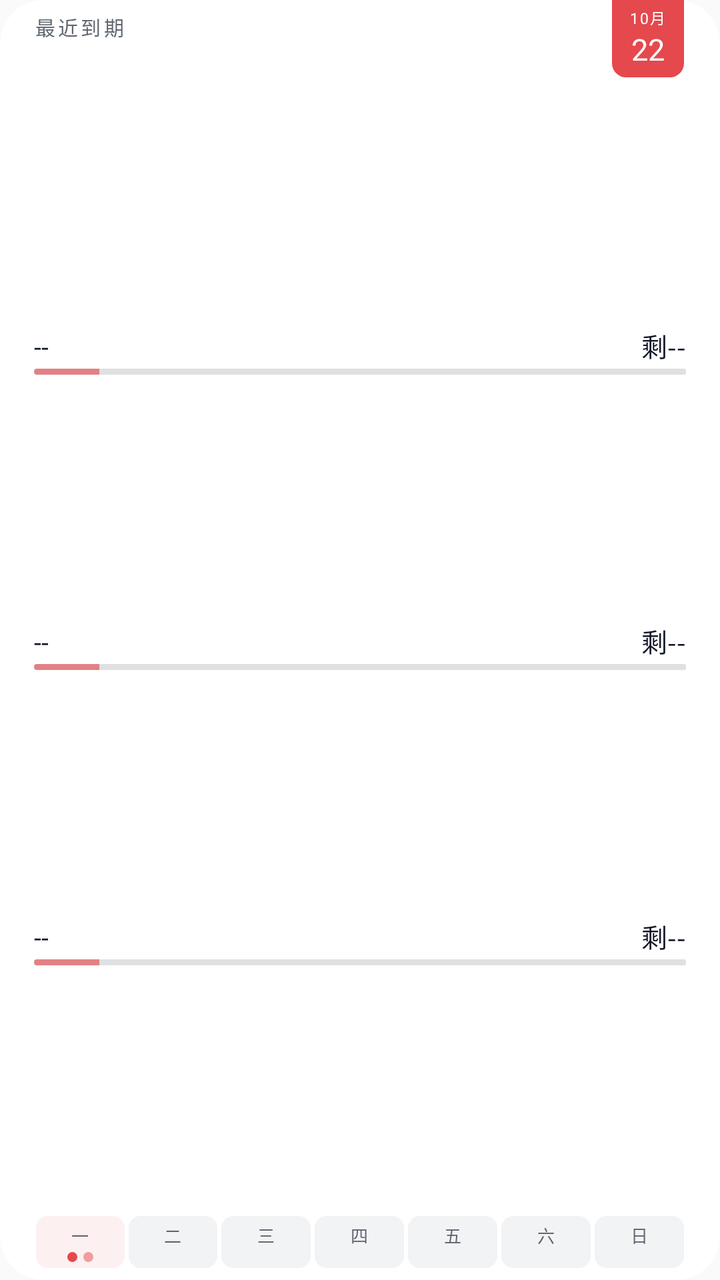
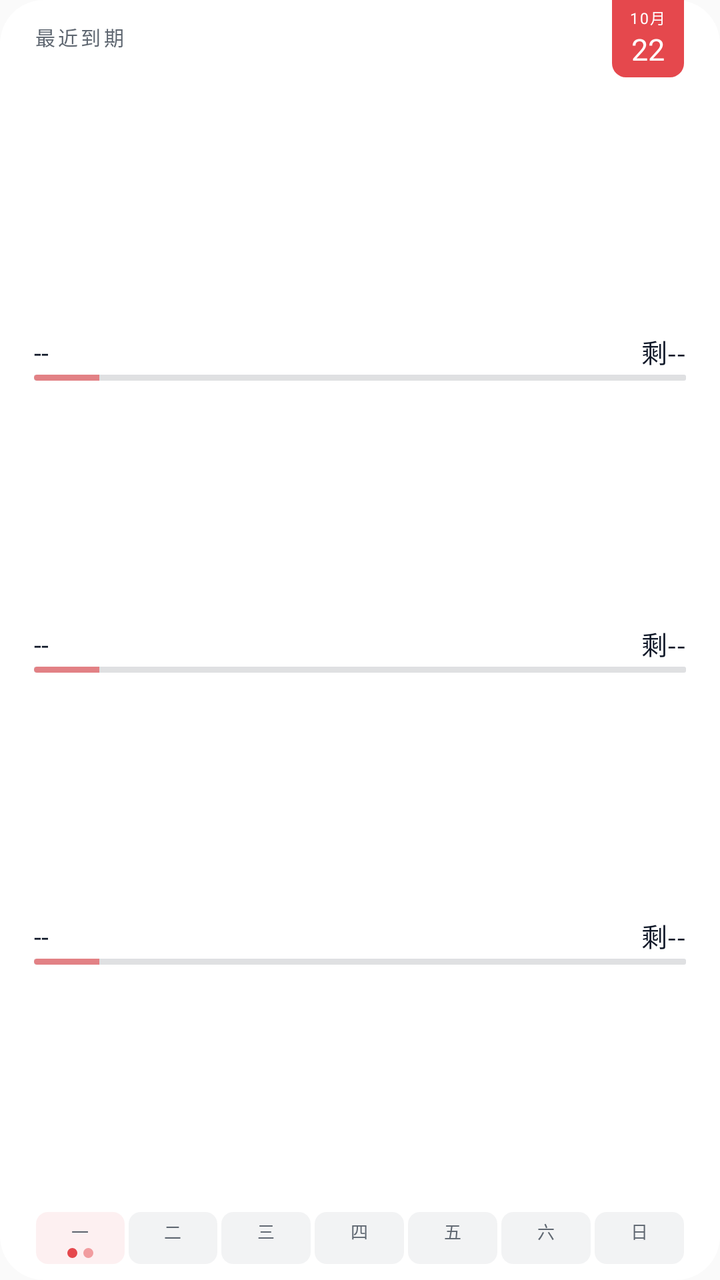

Two renders of the same Android screen: before a commit and after it. Below are the layout's source before the change and the commit's diff.
<!-- AndroidManifest.xml: application theme android:Theme.Material.Light.NoActionBar -->
<!-- res/layout/widget_v3.xml -->
<?xml version="1.0" encoding="utf-8"?>
<FrameLayout xmlns:android="http://schemas.android.com/apk/res/android"
    android:id="@+id/widget_root"
    android:layout_width="match_parent"
    android:layout_height="match_parent"
    android:background="@drawable/widget_bg_light">

    <LinearLayout
        android:layout_width="match_parent"
        android:layout_height="match_parent"
        android:orientation="vertical"
        android:paddingStart="17dp"
        android:paddingTop="6dp"
        android:paddingEnd="17dp"
        android:paddingBottom="6dp">

        <TextView
            android:id="@+id/widget_header"
            android:layout_width="wrap_content"
            android:layout_height="wrap_content"
            android:layout_marginBottom="18dp"
            android:text="最近到期"
            android:textColor="#FF5F6771"
            android:textSize="10sp"
            android:letterSpacing="0.14"
/>

        
        <TextView
            android:layout_width="match_parent"
            android:layout_height="0dp"
            android:layout_weight="1" />

        
        <LinearLayout
            android:layout_width="match_parent"
            android:layout_height="wrap_content"
            android:layout_marginTop="6dp"
            android:orientation="vertical">

            <LinearLayout
                android:layout_width="match_parent"
                android:layout_height="wrap_content"
                android:orientation="horizontal">

                <TextView
                    android:id="@+id/widget_row1_title"
                    android:layout_width="0dp"
                    android:layout_height="wrap_content"
                    android:layout_weight="1"
                    android:text="--"
                    android:textColor="#FF101828"
                    android:textSize="13sp"
                    android:maxLines="1"
                    android:ellipsize="end"
/>

                <TextView
                    android:id="@+id/widget_row1_cd"
                    android:layout_width="wrap_content"
                    android:layout_height="wrap_content"
                    android:layout_marginStart="10dp"
                    android:text="剩--"
                    android:textColor="#FF101828"
                    android:textSize="13sp"
                    android:maxLines="1"
/>
            </LinearLayout>

            <FrameLayout
                android:layout_width="match_parent"
                android:layout_height="wrap_content"
                android:layout_marginTop="2dp">

                
                <TextView
                    android:id="@+id/widget_row1_track"
                    android:layout_width="match_parent"
                    android:layout_height="3dp"
                    android:background="@drawable/widget_ruler_track_light" />

                <ProgressBar
                    android:id="@+id/widget_row1_fuse"
                    style="@android:style/Widget.ProgressBar.Horizontal"
                    android:layout_width="match_parent"
                    android:layout_height="3dp"
                    android:max="100"
                    android:progress="10"
                    android:progressDrawable="@drawable/widget_ruler_progress" />
            </FrameLayout>
        </LinearLayout>

        
        <TextView
            android:layout_width="match_parent"
            android:layout_height="0dp"
            android:layout_weight="1" />

        
        <LinearLayout
            android:layout_width="match_parent"
            android:layout_height="wrap_content"
            android:layout_marginTop="5dp"
            android:orientation="vertical">

            <LinearLayout
                android:layout_width="match_parent"
                android:layout_height="wrap_content"
                android:orientation="horizontal">

                <TextView
                    android:id="@+id/widget_row2_title"
                    android:layout_width="0dp"
                    android:layout_height="wrap_content"
                    android:layout_weight="1"
                    android:text="--"
                    android:textColor="#FF101828"
                    android:textSize="13sp"
                    android:maxLines="1"
                    android:ellipsize="end"
/>

                <TextView
                    android:id="@+id/widget_row2_cd"
                    android:layout_width="wrap_content"
                    android:layout_height="wrap_content"
                    android:layout_marginStart="10dp"
                    android:text="剩--"
                    android:textColor="#FF101828"
                    android:textSize="13sp"
                    android:maxLines="1"
/>
            </LinearLayout>

            <FrameLayout
                android:layout_width="match_parent"
                android:layout_height="wrap_content"
                android:layout_marginTop="2dp">

                <TextView
                    android:id="@+id/widget_row2_track"
                    android:layout_width="match_parent"
                    android:layout_height="3dp"
                    android:background="@drawable/widget_ruler_track_light" />

                <ProgressBar
                    android:id="@+id/widget_row2_fuse"
                    style="@android:style/Widget.ProgressBar.Horizontal"
                    android:layout_width="match_parent"
                    android:layout_height="3dp"
                    android:max="100"
                    android:progress="10"
                    android:progressDrawable="@drawable/widget_ruler_progress" />
            </FrameLayout>
        </LinearLayout>

        
        <TextView
            android:id="@+id/widget_gap_row3"
            android:layout_width="match_parent"
            android:layout_height="0dp"
            android:layout_weight="1" />

        
        <LinearLayout
            android:id="@+id/widget_row3_container"
            android:layout_width="match_parent"
            android:layout_height="wrap_content"
            android:layout_marginTop="5dp"
            android:orientation="vertical">

            <LinearLayout
                android:layout_width="match_parent"
                android:layout_height="wrap_content"
                android:orientation="horizontal">

                <TextView
                    android:id="@+id/widget_row3_title"
                    android:layout_width="0dp"
                    android:layout_height="wrap_content"
                    android:layout_weight="1"
                    android:text="--"
                    android:textColor="#FF101828"
                    android:textSize="13sp"
                    android:maxLines="1"
                    android:ellipsize="end"
/>

                <TextView
                    android:id="@+id/widget_row3_cd"
                    android:layout_width="wrap_content"
                    android:layout_height="wrap_content"
                    android:layout_marginStart="10dp"
                    android:text="剩--"
                    android:textColor="#FF101828"
                    android:textSize="13sp"
                    android:maxLines="1"
/>
            </LinearLayout>

            <FrameLayout
                android:layout_width="match_parent"
                android:layout_height="wrap_content"
                android:layout_marginTop="2dp">

                <TextView
                    android:id="@+id/widget_row3_track"
                    android:layout_width="match_parent"
                    android:layout_height="3dp"
                    android:background="@drawable/widget_ruler_track_light" />

                <ProgressBar
                    android:id="@+id/widget_row3_fuse"
                    style="@android:style/Widget.ProgressBar.Horizontal"
                    android:layout_width="match_parent"
                    android:layout_height="3dp"
                    android:max="100"
                    android:progress="10"
                    android:progressDrawable="@drawable/widget_ruler_progress" />
            </FrameLayout>
        </LinearLayout>

        
        <TextView
            android:layout_width="match_parent"
            android:layout_height="0dp"
            android:layout_weight="1" />

        
        <LinearLayout
            android:id="@+id/widget_week_strip"
            android:layout_width="match_parent"
            android:layout_height="wrap_content"
            android:layout_marginTop="7dp"
            android:orientation="horizontal">

            <LinearLayout
                android:id="@+id/widget_week_cell0"
                android:layout_width="0dp"
                android:layout_height="wrap_content"
                android:layout_marginStart="1dp"
                android:layout_marginEnd="1dp"
                android:layout_weight="1"
                android:background="@drawable/widget_cell_today_light"
                android:gravity="center_horizontal"
                android:orientation="vertical"
                android:paddingTop="3dp"
                android:paddingBottom="3dp">

                <TextView
                    android:id="@+id/widget_week_day0"
                    android:layout_width="wrap_content"
                    android:layout_height="wrap_content"
                    android:text="一"
                    android:textColor="#FF5F6771"
                    android:textSize="8.5sp" />

                <LinearLayout
                    android:layout_width="wrap_content"
                    android:layout_height="5dp"
                    android:layout_marginTop="2dp"
                    android:gravity="center"
                    android:orientation="horizontal">

                    <TextView
                        android:id="@+id/widget_week_dot0_a"
                        android:layout_width="5dp"
                        android:layout_height="5dp"
                        android:background="@drawable/dot_red" />

                    <TextView
                        android:id="@+id/widget_week_dot0_b"
                        android:layout_width="5dp"
                        android:layout_height="5dp"
                        android:layout_marginStart="3dp"
                        android:background="@drawable/dot_red_soft" />
                </LinearLayout>
            </LinearLayout>

            <LinearLayout
                android:id="@+id/widget_week_cell1"
                android:layout_width="0dp"
                android:layout_height="wrap_content"
                android:layout_marginStart="1dp"
                android:layout_marginEnd="1dp"
                android:layout_weight="1"
                android:background="@drawable/widget_cell_light"
                android:gravity="center_horizontal"
                android:orientation="vertical"
                android:paddingTop="3dp"
                android:paddingBottom="3dp">

                <TextView
                    android:id="@+id/widget_week_day1"
                    android:layout_width="wrap_content"
                    android:layout_height="wrap_content"
                    android:text="二"
                    android:textColor="#FF5F6771"
                    android:textSize="8.5sp" />

                <LinearLayout
                    android:layout_width="wrap_content"
                    android:layout_height="5dp"
                    android:layout_marginTop="2dp"
                    android:gravity="center"
                    android:orientation="horizontal">

                    <TextView
                        android:id="@+id/widget_week_dot1_a"
                        android:layout_width="5dp"
                        android:layout_height="5dp"
                        android:background="@drawable/dot_ind_light"
                        android:visibility="gone" />

                    <TextView
                        android:id="@+id/widget_week_dot1_b"
                        android:layout_width="5dp"
                        android:layout_height="5dp"
                        android:layout_marginStart="3dp"
                        android:background="@drawable/dot_ind_light"
                        android:visibility="gone" />
                </LinearLayout>
            </LinearLayout>

            <LinearLayout
                android:id="@+id/widget_week_cell2"
                android:layout_width="0dp"
                android:layout_height="wrap_content"
                android:layout_marginStart="1dp"
                android:layout_marginEnd="1dp"
                android:layout_weight="1"
                android:background="@drawable/widget_cell_light"
                android:gravity="center_horizontal"
                android:orientation="vertical"
                android:paddingTop="3dp"
                android:paddingBottom="3dp">

                <TextView
                    android:id="@+id/widget_week_day2"
                    android:layout_width="wrap_content"
                    android:layout_height="wrap_content"
                    android:text="三"
                    android:textColor="#FF5F6771"
                    android:textSize="8.5sp" />

                <LinearLayout
                    android:layout_width="wrap_content"
                    android:layout_height="5dp"
                    android:layout_marginTop="2dp"
                    android:gravity="center"
                    android:orientation="horizontal">

                    <TextView
                        android:id="@+id/widget_week_dot2_a"
                        android:layout_width="5dp"
                        android:layout_height="5dp"
                        android:background="@drawable/dot_ind_light"
                        android:visibility="gone" />

                    <TextView
                        android:id="@+id/widget_week_dot2_b"
                        android:layout_width="5dp"
                        android:layout_height="5dp"
                        android:layout_marginStart="3dp"
                        android:background="@drawable/dot_ind_light"
                        android:visibility="gone" />
                </LinearLayout>
            </LinearLayout>

            <LinearLayout
                android:id="@+id/widget_week_cell3"
                android:layout_width="0dp"
                android:layout_height="wrap_content"
                android:layout_marginStart="1dp"
                android:layout_marginEnd="1dp"
                android:layout_weight="1"
                android:background="@drawable/widget_cell_light"
                android:gravity="center_horizontal"
                android:orientation="vertical"
                android:paddingTop="3dp"
                android:paddingBottom="3dp">

                <TextView
                    android:id="@+id/widget_week_day3"
                    android:layout_width="wrap_content"
                    android:layout_height="wrap_content"
                    android:text="四"
                    android:textColor="#FF5F6771"
                    android:textSize="8.5sp" />

                <LinearLayout
                    android:layout_width="wrap_content"
                    android:layout_height="5dp"
                    android:layout_marginTop="2dp"
                    android:gravity="center"
                    android:orientation="horizontal">

                    <TextView
                        android:id="@+id/widget_week_dot3_a"
                        android:layout_width="5dp"
                        android:layout_height="5dp"
                        android:background="@drawable/dot_ind_light"
                        android:visibility="gone" />

                    <TextView
                        android:id="@+id/widget_week_dot3_b"
                        android:layout_width="5dp"
                        android:layout_height="5dp"
                        android:layout_marginStart="3dp"
                        android:background="@drawable/dot_ind_light"
                        android:visibility="gone" />
                </LinearLayout>
            </LinearLayout>

            <LinearLayout
                android:id="@+id/widget_week_cell4"
                android:layout_width="0dp"
                android:layout_height="wrap_content"
                android:layout_marginStart="1dp"
                android:layout_marginEnd="1dp"
                android:layout_weight="1"
                android:background="@drawable/widget_cell_light"
                android:gravity="center_horizontal"
                android:orientation="vertical"
                android:paddingTop="3dp"
                android:paddingBottom="3dp">

                <TextView
                    android:id="@+id/widget_week_day4"
                    android:layout_width="wrap_content"
                    android:layout_height="wrap_content"
                    android:text="五"
                    android:textColor="#FF5F6771"
                    android:textSize="8.5sp" />

                <LinearLayout
                    android:layout_width="wrap_content"
                    android:layout_height="5dp"
                    android:layout_marginTop="2dp"
                    android:gravity="center"
                    android:orientation="horizontal">

                    <TextView
                        android:id="@+id/widget_week_dot4_a"
                        android:layout_width="5dp"
                        android:layout_height="5dp"
                        android:background="@drawable/dot_ind_light"
                        android:visibility="gone" />

                    <TextView
                        android:id="@+id/widget_week_dot4_b"
                        android:layout_width="5dp"
                        android:layout_height="5dp"
                        android:layout_marginStart="3dp"
                        android:background="@drawable/dot_ind_light"
                        android:visibility="gone" />
                </LinearLayout>
            </LinearLayout>

            <LinearLayout
                android:id="@+id/widget_week_cell5"
                android:layout_width="0dp"
                android:layout_height="wrap_content"
                android:layout_marginStart="1dp"
                android:layout_marginEnd="1dp"
                android:layout_weight="1"
                android:background="@drawable/widget_cell_light"
                android:gravity="center_horizontal"
                android:orientation="vertical"
                android:paddingTop="3dp"
                android:paddingBottom="3dp">

                <TextView
                    android:id="@+id/widget_week_day5"
                    android:layout_width="wrap_content"
                    android:layout_height="wrap_content"
                    android:text="六"
                    android:textColor="#FF5F6771"
                    android:textSize="8.5sp" />

                <LinearLayout
                    android:layout_width="wrap_content"
                    android:layout_height="5dp"
                    android:layout_marginTop="2dp"
                    android:gravity="center"
                    android:orientation="horizontal">

                    <TextView
                        android:id="@+id/widget_week_dot5_a"
                        android:layout_width="5dp"
                        android:layout_height="5dp"
                        android:background="@drawable/dot_ind_light"
                        android:visibility="gone" />

                    <TextView
                        android:id="@+id/widget_week_dot5_b"
                        android:layout_width="5dp"
                        android:layout_height="5dp"
                        android:layout_marginStart="3dp"
                        android:background="@drawable/dot_ind_light"
                        android:visibility="gone" />
                </LinearLayout>
            </LinearLayout>

            <LinearLayout
                android:id="@+id/widget_week_cell6"
                android:layout_width="0dp"
                android:layout_height="wrap_content"
                android:layout_marginStart="1dp"
                android:layout_marginEnd="1dp"
                android:layout_weight="1"
                android:background="@drawable/widget_cell_light"
                android:gravity="center_horizontal"
                android:orientation="vertical"
                android:paddingTop="3dp"
                android:paddingBottom="3dp">

                <TextView
                    android:id="@+id/widget_week_day6"
                    android:layout_width="wrap_content"
                    android:layout_height="wrap_content"
                    android:text="日"
                    android:textColor="#FF5F6771"
                    android:textSize="8.5sp" />

                <LinearLayout
                    android:layout_width="wrap_content"
                    android:layout_height="5dp"
                    android:layout_marginTop="2dp"
                    android:gravity="center"
                    android:orientation="horizontal">

                    <TextView
                        android:id="@+id/widget_week_dot6_a"
                        android:layout_width="5dp"
                        android:layout_height="5dp"
                        android:background="@drawable/dot_ind_light"
                        android:visibility="gone" />

                    <TextView
                        android:id="@+id/widget_week_dot6_b"
                        android:layout_width="5dp"
                        android:layout_height="5dp"
                        android:layout_marginStart="3dp"
                        android:background="@drawable/dot_ind_light"
                        android:visibility="gone" />
                </LinearLayout>
            </LinearLayout>
        </LinearLayout>
    </LinearLayout>

    
    <LinearLayout
        android:id="@+id/widget_calpg"
        android:layout_width="36dp"
        android:layout_height="wrap_content"
        android:layout_gravity="top|end"
        android:layout_marginEnd="18dp"
        android:background="@drawable/widget_calpg_light"
        android:gravity="center_horizontal"
        android:orientation="vertical"
        android:paddingTop="3dp"
        android:paddingBottom="4dp">

        <TextView
            android:id="@+id/widget_calpg_month"
            android:layout_width="wrap_content"
            android:layout_height="wrap_content"
            android:text="10月"
            android:textColor="#FFFFFFFF"
            android:textSize="7.5sp"
            android:letterSpacing="0.08"
/>

        <TextView
            android:id="@+id/widget_calpg_day"
            android:layout_width="wrap_content"
            android:layout_height="wrap_content"
            android:text="22"
            android:textColor="#FFFFFFFF"
            android:textSize="15sp"
/>
    </LinearLayout>
</FrameLayout>
<!-- resources referenced by this layout -->
<resources>
  <!-- drawable dot_ind_light (drawable) -->
  <?xml version="1.0" encoding="utf-8"?>
  <shape xmlns:android="http://schemas.android.com/apk/res/android" android:shape="oval">
      <solid android:color="#FF3A5AF0" />
  </shape>
  <!-- drawable dot_red (drawable) -->
  <?xml version="1.0" encoding="utf-8"?>
  <shape xmlns:android="http://schemas.android.com/apk/res/android" android:shape="oval">
      <solid android:color="#FFE5484D" />
  </shape>
  <!-- drawable dot_red_soft (drawable) -->
  <?xml version="1.0" encoding="utf-8"?>
  <shape xmlns:android="http://schemas.android.com/apk/res/android" android:shape="oval">
      <solid android:color="#80E5484D" />
  </shape>
  <!-- drawable widget_bg_light (drawable) -->
  <?xml version="1.0" encoding="utf-8"?>
  <shape xmlns:android="http://schemas.android.com/apk/res/android">
      <solid android:color="#FFFFFFFF" />
      <corners android:radius="22dp" />
  </shape>
  <!-- drawable widget_calpg_light (drawable) -->
  <?xml version="1.0" encoding="utf-8"?>
  <shape xmlns:android="http://schemas.android.com/apk/res/android">
      <solid android:color="#FFE5484D" />
      <corners android:bottomLeftRadius="7dp" android:bottomRightRadius="7dp" />
  </shape>
  <!-- drawable widget_cell_light (drawable) -->
  <?xml version="1.0" encoding="utf-8"?>
  <shape xmlns:android="http://schemas.android.com/apk/res/android">
      <solid android:color="#0D101828" />
      <corners android:radius="6dp" />
  </shape>
  <!-- drawable widget_cell_today_light (drawable) -->
  <?xml version="1.0" encoding="utf-8"?>
  <shape xmlns:android="http://schemas.android.com/apk/res/android">
      <solid android:color="#14E5484D" />
      <corners android:radius="6dp" />
  </shape>
  <!-- drawable widget_ruler_progress (drawable) -->
  <?xml version="1.0" encoding="utf-8"?>
  <layer-list xmlns:android="http://schemas.android.com/apk/res/android">
      <item android:id="@android:id/progress">
          <clip>
              <shape android:shape="rectangle">
                  <corners android:radius="2dp" />
                  <solid android:color="#9EE5484D" />
              </shape>
          </clip>
      </item>
  </layer-list>
  <!-- drawable widget_ruler_track_light (drawable) -->
  <?xml version="1.0" encoding="utf-8"?>
  <shape xmlns:android="http://schemas.android.com/apk/res/android">
      <solid android:color="#22101828" />
      <corners android:radius="1dp" />
  </shape>
</resources>

<!-- the commit's change to res/layout/widget_v3.xml (unified diff, before → after) -->
@@ -10,9 +10,9 @@
         android:layout_height="match_parent"
         android:orientation="vertical"
         android:paddingStart="17dp"
-        android:paddingTop="6dp"
+        android:paddingTop="11dp"
         android:paddingEnd="17dp"
-        android:paddingBottom="6dp">
+        android:paddingBottom="8dp">
 
         <TextView
             android:id="@+id/widget_header"
